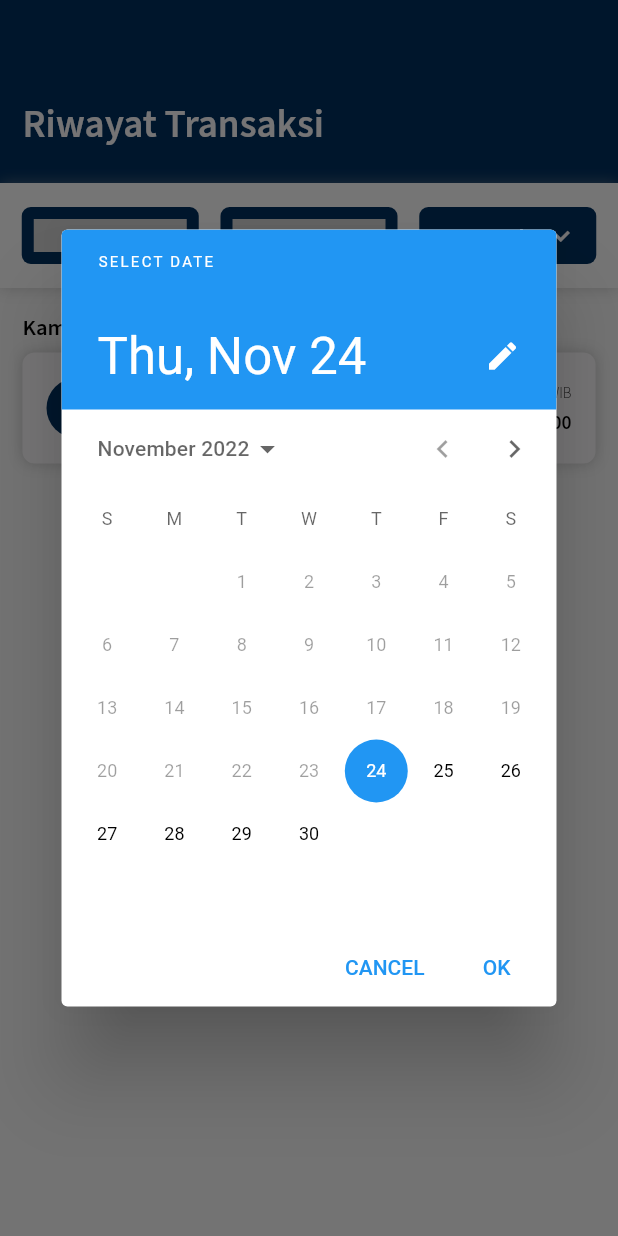
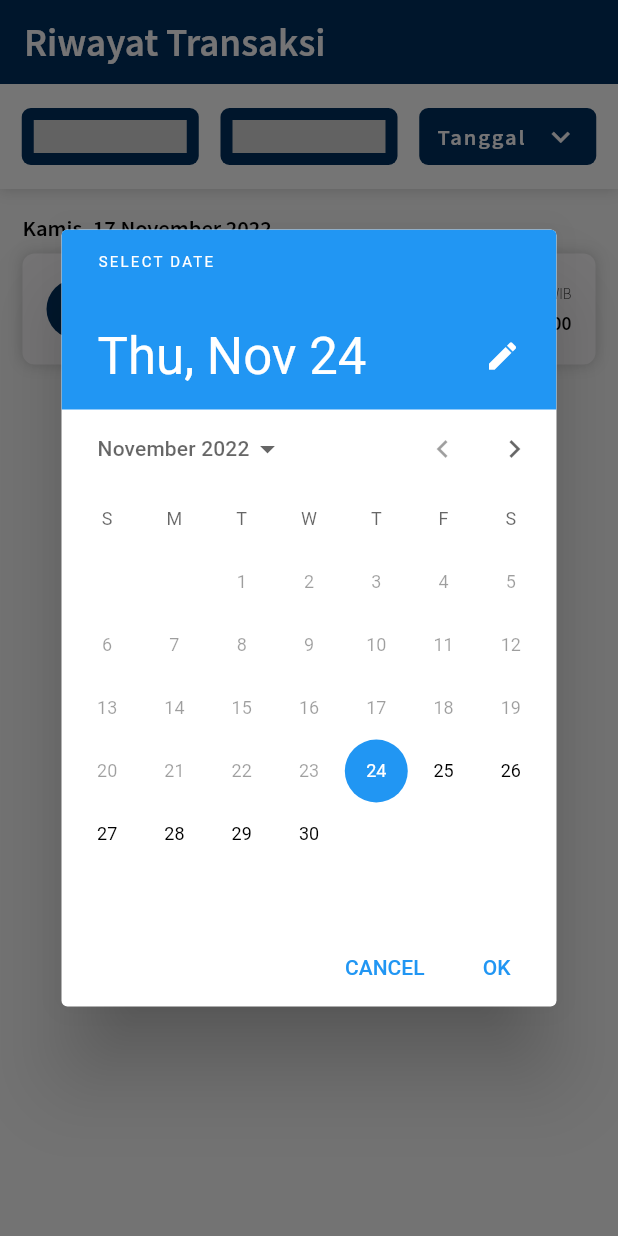
Before and after one commit to erlandmotor/Agent_Mobile_App, a Flutter app: the screen it shows after launch, after a tap on "Tanggal", on a phone screen of 412 x 824 dp. Run offline on Flutter 3.47's test engine with Material 2 defaults, Android fonts, the phone set to English and light mode, and no system bars; missing offline and left inert: dropdown_below.

Commit message:
cek transaction

```diff
--- a/lib/pages/transaction_page/history_transaction.dart
+++ b/lib/pages/transaction_page/history_transaction.dart
@@ -16,20 +16,15 @@ class HistoryTransaction extends StatelessWidget {
   @override
   Widget build(BuildContext context) {
     return Scaffold(
-        body: Column(crossAxisAlignment: CrossAxisAlignment.start, children: [
-      Container(
-        alignment: Alignment.topLeft,
-        height: 122,
-        width: double.infinity,
-        color: ColorApp.primaryA3,
-        child: Padding(
-          padding: const EdgeInsets.only(top: 65.0, left: 15),
-          child: Text(
+        appBar: AppBar(
+          backgroundColor: ColorApp.primaryA3,
+          elevation: 0,
+          title: Text(
             'Riwayat Transaksi',
             style: FontStyle.headingPage,
           ),
         ),
-      ),
+        body: Column(crossAxisAlignment: CrossAxisAlignment.start, children: [
           Container(
             height: 70,
             decoration: BoxDecoration(color: Colors.white, boxShadow: [
@@ -38,8 +33,10 @@ class HistoryTransaction extends StatelessWidget {
             child: Row(
               mainAxisAlignment: MainAxisAlignment.spaceEvenly,
               children: [
-            ButtonCustom.dropDownMenu(listItems: productItems, hint: 'Produk'),
-            ButtonCustom.dropDownMenu(listItems: statusItems, hint: 'Status'),
+                ButtonCustom.dropDownMenu(
+                    listItems: productItems, hint: 'Produk'),
+                ButtonCustom.dropDownMenu(
+                    listItems: statusItems, hint: 'Status'),
                 InkWell(
                   child: Container(
                       width: 118,
@@ -106,8 +103,8 @@ class HistoryTransaction extends StatelessWidget {
                                   )
                                 ]),
                             child: Padding(
-                          padding:
-                              const EdgeInsets.only(left: 16.0, right: 16.0),
+                              padding: const EdgeInsets.only(
+                                  left: 16.0, right: 16.0),
                               child: Row(
                                 children: [
                                   CircleAvatar(
@@ -125,7 +122,8 @@ class HistoryTransaction extends StatelessWidget {
                                   Column(
                                     mainAxisAlignment:
                                         MainAxisAlignment.spaceEvenly,
-                                crossAxisAlignment: CrossAxisAlignment.start,
+                                    crossAxisAlignment:
+                                        CrossAxisAlignment.start,
                                     children: [
                                       Text(
                                         'Pembelian Pulsa Indosat',
@@ -135,7 +133,8 @@ class HistoryTransaction extends StatelessWidget {
                                         height: 20,
                                         width: 62,
                                         decoration: BoxDecoration(
-                                        borderRadius: BorderRadius.circular(6),
+                                            borderRadius:
+                                                BorderRadius.circular(6),
                                             color: ColorApp.subSecondary1B),
                                         child: Text(
                                           'Berhasil',
@@ -147,8 +146,10 @@ class HistoryTransaction extends StatelessWidget {
                                   ),
                                   Expanded(
                                     child: Column(
-                                  crossAxisAlignment: CrossAxisAlignment.end,
-                                  mainAxisAlignment: MainAxisAlignment.center,
+                                      crossAxisAlignment:
+                                          CrossAxisAlignment.end,
+                                      mainAxisAlignment:
+                                          MainAxisAlignment.center,
                                       children: [
                                         Text(
                                           '06.40 WIB',
```
Also changed, not shown: pubspec.lock. Lines whose indentation alone changed are shown as unchanged.
